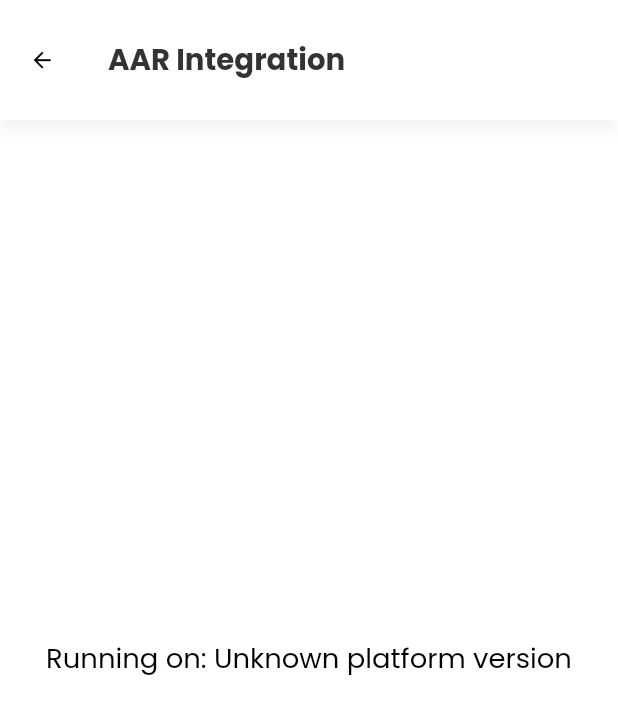
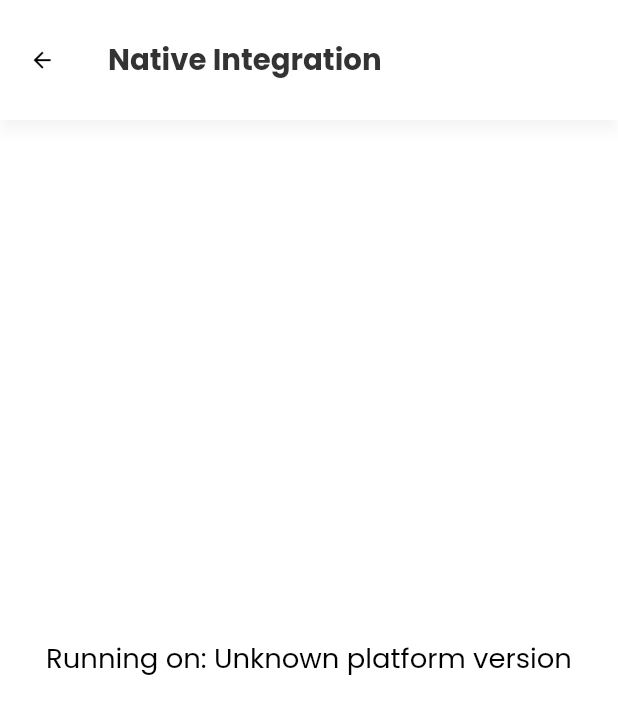
Before and after one commit to linxkaa/peruri_app, a Flutter app: the AARIntegrationPage screen opened by its route, on a phone screen of 412 x 824 dp. Shown: the top 714 px of the screen. Run offline on Flutter 3.47's test engine with Material 2 defaults, Android fonts, the phone set to English and light mode, and no system bars; our stand-ins replace auto_route, bloc, dio, flutter_screenutil, flutter_svg, fluttertoast and 9 more; missing offline and left inert: flutter_box_transform.

```diff
--- a/lib/presentation/pages/aar_page/aar_integration_page.dart
+++ b/lib/presentation/pages/aar_page/aar_integration_page.dart
@@ -44,7 +44,7 @@ class _AARIntegrationPageState extends State<AARIntegrationPage> {
   Widget build(BuildContext context) {
     return Scaffold(
       appBar: AppBar(
-        title: const Text('AAR Integration'),
+        title: const Text('Native Integration'),
       ),
       body: Center(
         child: Text('Running on: $_platformVersion\n'),
```
